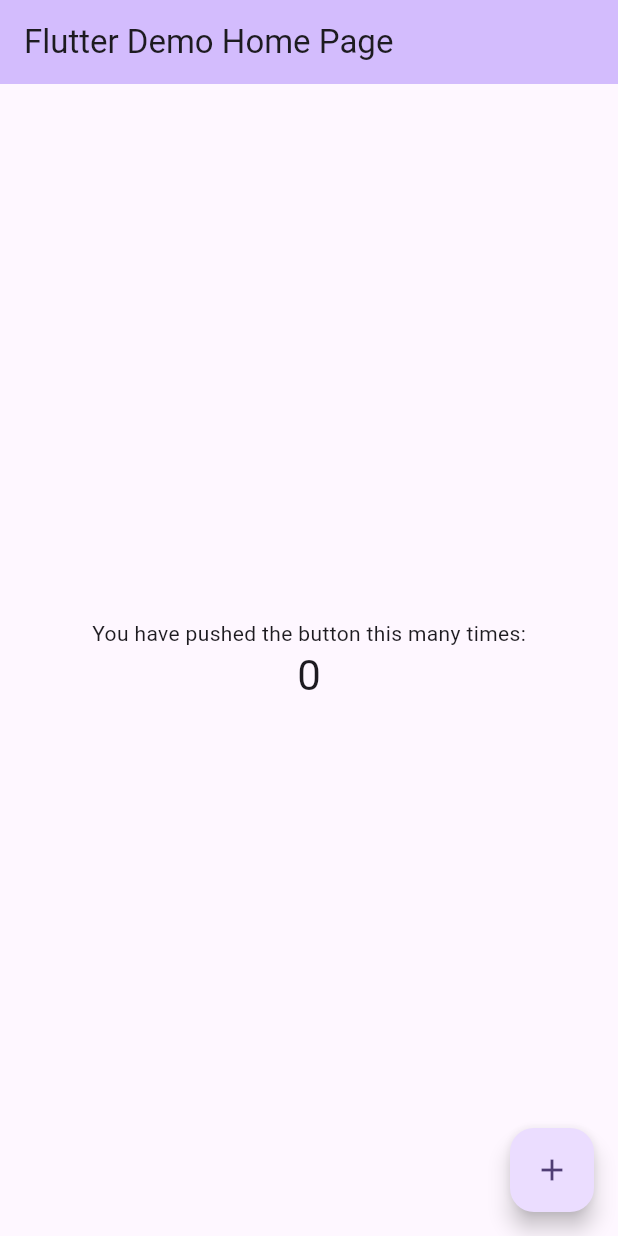
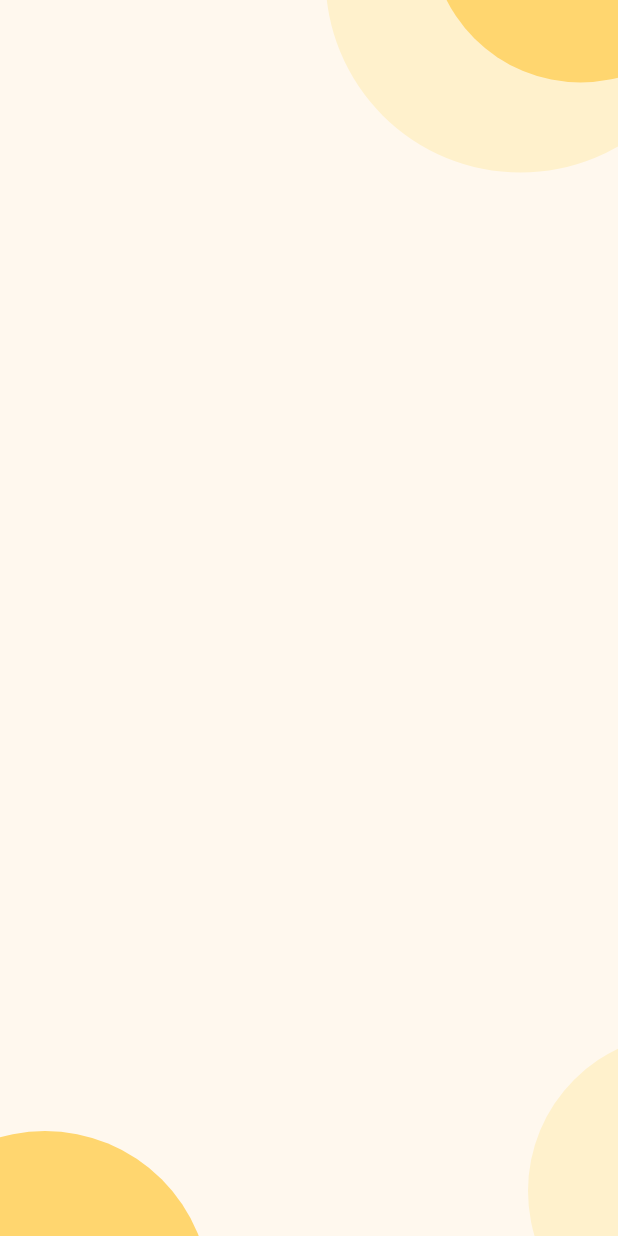
Before and after one commit to BRAHMI-Sali/Delti_app, a Flutter app: the screen it shows after launch, on a phone screen of 412 x 824 dp. Run offline on Flutter 3.47's test engine with Material 3 defaults, Android fonts, the phone set to English and light mode, and no system bars; our stand-ins replace google_fonts.

Commit message:
chore(core): finalize AppScaffold, AppBottomNav, AppHeader, and theme styles

```diff
--- /dev/null
+++ b/lib/core/theme/app_colors.dart
@@ -0,0 +1,25 @@
+import 'package:flutter/material.dart' ;
+
+class AppColors{
+
+  AppColors._(); // to prevent initiating ths class
+
+  static const Color primaryColor = Color(0xFFFBBF24);// Golden yellow : you know which one i'm talking about
+  static const Color secondaryColor = Color.fromARGB(255, 8, 6, 75);//blue-nuit li 5demt bih some icons
+  static const Color scaffoldBackground = Color(0xFFFFF8EE);//creamy color , for the main bachground of the app
+  static const Color surfaceColor = Colors.white;//used inside cards and within main areas like ticket card , and the buttom navigation bar
+  static const Color textPrimaryColor = Color(0xFF1E293B); //le texte blue nuit des  titres
+  static const Color textScondaryColor = Color(0xFF64748B);//te3 subtitles and placeholders
+  static const Color statusColor = Color(0xFF16A34A);// t3 online queue and the openiing time of the service office
+  // static const Color decorativeColor1 = Color(0xFFF6E7BE);// la couleur li rahi f circles t3 decoration
+  // static const Color decorativeColor2 = Color(0xFFFAEFD2);
+
+static const decorativeColor1 = Color.fromARGB(255, 255, 214, 111);   // deeper sand-gold
+static const decorativeColor2 = Color(0xFFFFF1CC);   // lighter
+  static const Color containerTintColor=Color(0xFFF3EFE6);//this one for the circle around the category icon - check the design to know what iam talking about
+  static const Color errorColor = Color(0xFFEF4444);
+
+
+
+
+}
--- /dev/null
+++ b/lib/core/widgets/app_scaffold.dart
@@ -0,0 +1,87 @@
+import 'package:flutter/material.dart';
+
+import '../theme/app_colors.dart';
+
+class AppScaffold extends StatelessWidget {
+  final Widget body;
+  final PreferredSizeWidget? appBar;
+  final Widget? bottomNavigationBar;
+
+  const AppScaffold({
+    super.key,
+    required this.body,
+    this.appBar,
+    this.bottomNavigationBar,
+  });
+
+  @override
+  Widget build(BuildContext context) {
+    return Scaffold(
+      backgroundColor: AppColors.scaffoldBackground,
+      appBar: appBar,
+      bottomNavigationBar: bottomNavigationBar ,
+      body: Stack(
+        fit: StackFit.expand,
+        children: [
+
+          Positioned(
+            top: -145,
+            right: -65,
+            child: Container(
+              width: 260,
+              height: 260,
+              decoration: const BoxDecoration(
+                shape: BoxShape.circle,
+                color: AppColors.decorativeColor2,
+              ),
+            ),
+          ),
+
+
+          Positioned(
+            top: -145,
+            right: -75,
+            child: Container(
+              width: 200,
+              height: 200,
+              decoration: const BoxDecoration(
+                shape: BoxShape.circle,
+                color: AppColors.decorativeColor1,
+              ),
+            ),
+          ),
+
+          // Bottom-left
+          Positioned(
+            bottom: -150,
+            left: -80,
+            child: Container(
+              width: 220,
+              height: 220,
+              decoration: const BoxDecoration(
+                shape: BoxShape.circle,
+                color: AppColors.decorativeColor1,
+              ),
+            ),
+          ),
+
+          // Bottom-right
+          Positioned(
+            bottom: -75,
+            right: -150,
+            child: Container(
+              width: 210,
+              height: 210,
+              decoration: const BoxDecoration(
+                shape: BoxShape.circle,
+                color: AppColors.decorativeColor2,
+              ),
+            ),
+          ),
+          // Screen content
+          SafeArea(child: body),
+        ],
+      ),
+    );
+  }
+}
--- a/lib/main.dart
+++ b/lib/main.dart
@@ -1,121 +1,81 @@
+// you may switch between thses two to see the resluts of the scaffold and the bottom navigation bar
+
+// import 'package:flutter/material.dart';
+// import 'core/theme/app_text_style.dart';
+// import 'core/widgets/app_botnav.dart';
+// import 'core/widgets/app_scaffold.dart';
+// import 'core/widgets/app_header.dart';
+
+// void main() {
+//   runApp(const DeltiApp());
+// }
+
+// class DeltiApp extends StatelessWidget {
+//   const DeltiApp({super.key});
+
+//   // This widget is the root of your application.
+//   @override
+//   Widget build(BuildContext context) {
+//     return MaterialApp(
+//       title: 'Delti',
+//       debugShowCheckedModeBanner: false,
+
+//       home: const _PreviewScreen(),
+//     );
+//   }
+// }
+
+// class _PreviewScreen extends StatefulWidget {
+//   const _PreviewScreen();
+
+//   @override
+//   State<_PreviewScreen> createState() => _PreviewScreenState();
+// }
+
+// class _PreviewScreenState extends State<_PreviewScreen> {
+//   int _currentIndex = 2;
+
+//   @override
+//   Widget build(BuildContext context) {
+//     return AppScaffold(
+//       body: Column(
+//         mainAxisAlignment: MainAxisAlignment.start,
+//         crossAxisAlignment: CrossAxisAlignment.start,
+//         children: [
+
+//           const SizedBox(
+//             height: 70,
+
+//             child : AppHeader(showBell : true,  hasUnreadAlert :false , onBellTap: null),
+//           ),
+//         ],
+//       ),
+//       bottomNavigationBar: AppBottomNav(
+//         currentIndex: _currentIndex,
+//         onTap: (index) => setState(() => _currentIndex = index),
+//       ),
+//     );
+//   }
+// }
+
 import 'package:flutter/material.dart';
+import 'core/widgets/app_scaffold.dart';
 
 void main() {
-  runApp(const MyApp());
+  runApp(const DeltiApp());
 }
 
-class MyApp extends StatelessWidget {
-  const MyApp({super.key});
+class DeltiApp extends StatelessWidget {
+  const DeltiApp({super.key});
 
   // This widget is the root of your application.
   @override
   Widget build(BuildContext context) {
     return MaterialApp(
-      title: 'Flutter Demo',
-      theme: ThemeData(
-        // This is the theme of your application.
-        //
-        // TRY THIS: Try running your application with "flutter run". You'll see
-        // the application has a purple toolbar. Then, without quitting the app,
-        // try changing the seedColor in the colorScheme below to Colors.green
-        // and then invoke "hot reload" (save your changes or press the "hot
-        // reload" button in a Flutter-supported IDE, or press "r" if you used
-        // the command line to start the app).
-        //
-        // Notice that the counter didn't reset back to zero; the application
-        // state is not lost during the reload. To reset the state, use hot
-        // restart instead.
-        //
-        // This works for code too, not just values: Most code changes can be
-        // tested with just a hot reload.
-        colorScheme: .fromSeed(seedColor: Colors.deepPurple),
-      ),
-      home: const MyHomePage(title: 'Flutter Demo Home Page'),
-    );
-  }
-}
-
-class MyHomePage extends StatefulWidget {
-  const MyHomePage({super.key, required this.title});
-
-  // This widget is the home page of your application. It is stateful, meaning
-  // that it has a State object (defined below) that contains fields that affect
-  // how it looks.
-
-  // This class is the configuration for the state. It holds the values (in this
-  // case the title) provided by the parent (in this case the App widget) and
-  // used by the build method of the State. Fields in a Widget subclass are
-  // always marked "final".
-
-  final String title;
-
-  @override
-  State<MyHomePage> createState() => _MyHomePageState();
-}
-
-class _MyHomePageState extends State<MyHomePage> {
-  int _counter = 0;
-
-  void _incrementCounter() {
-    setState(() {
-      // This call to setState tells the Flutter framework that something has
-      // changed in this State, which causes it to rerun the build method below
-      // so that the display can reflect the updated values. If we changed
-      // _counter without calling setState(), then the build method would not be
-      // called again, and so nothing would appear to happen.
-      _counter++;
-    });
-  }
-
-  @override
-  Widget build(BuildContext context) {
-    // This method is rerun every time setState is called, for instance as done
-    // by the _incrementCounter method above.
-    //
-    // The Flutter framework has been optimized to make rerunning build methods
-    // fast, so that you can just rebuild anything that needs updating rather
-    // than having to individually change instances of widgets.
-    return Scaffold(
-      appBar: AppBar(
-        // TRY THIS: Try changing the color here to a specific color (to
-        // Colors.amber, perhaps?) and trigger a hot reload to see the AppBar
-        // change color while the other colors stay the same.
-        backgroundColor: Theme.of(context).colorScheme.inversePrimary,
-        // Here we take the value from the MyHomePage object that was created by
-        // the App.build method, and use it to set our appbar title.
-        title: Text(widget.title),
-      ),
-      body: Center(
-        // Center is a layout widget. It takes a single child and positions it
-        // in the middle of the parent.
-        child: Column(
-          // Column is also a layout widget. It takes a list of children and
-          // arranges them vertically. By default, it sizes itself to fit its
-          // children horizontally, and tries to be as tall as its parent.
-          //
-          // Column has various properties to control how it sizes itself and
-          // how it positions its children. Here we use mainAxisAlignment to
-          // center the children vertically; the main axis here is the vertical
-          // axis because Columns are vertical (the cross axis would be
-          // horizontal).
-          //
-          // TRY THIS: Invoke "debug painting" (choose the "Toggle Debug Paint"
-          // action in the IDE, or press "p" in the console), to see the
-          // wireframe for each widget.
-          mainAxisAlignment: .center,
-          children: [
-            const Text('You have pushed the button this many times:'),
-            Text(
-              '$_counter',
-              style: Theme.of(context).textTheme.headlineMedium,
-            ),
-          ],
-        ),
-      ),
-      floatingActionButton: FloatingActionButton(
-        onPressed: _incrementCounter,
-        tooltip: 'Increment',
-        child: const Icon(Icons.add),
+      title: 'Delti',
+      debugShowCheckedModeBanner: false,
+      home: const AppScaffold(
+        body: SizedBox.expand(),
       ),
     );
   }
--- a/pubspec.yaml
+++ b/pubspec.yaml
@@ -34,6 +34,7 @@ dependencies:
   # The following adds the Cupertino Icons font to your application.
   # Use with the CupertinoIcons class for iOS style icons.
   cupertino_icons: ^1.0.8
+  google_fonts: ^9.0.0
 
 dev_dependencies:
   flutter_test:
@@ -87,3 +88,5 @@ flutter:
   #
   # For details regarding fonts from package dependencies,
   # see https://flutter.dev/to/font-from-package
+  assets:
+  - assets/images/delti_logo.png
```
Also changed, not shown: lib/core/theme/app_text_style.dart (added, +45 -0 lines), lib/core/widgets/app_botnav.dart (added, +234 -0 lines), lib/core/widgets/app_header.dart (added, +88 -0 lines), lib/core/widgets/app_service_card.dart (added, +81 -0 lines), assets/images/delti_logo.png (added), 2 other files.
